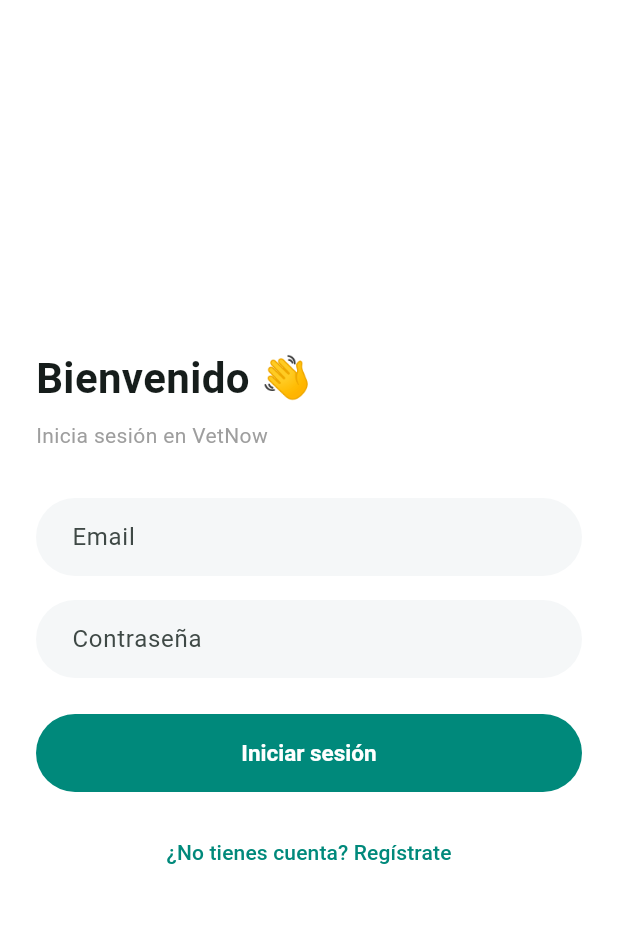
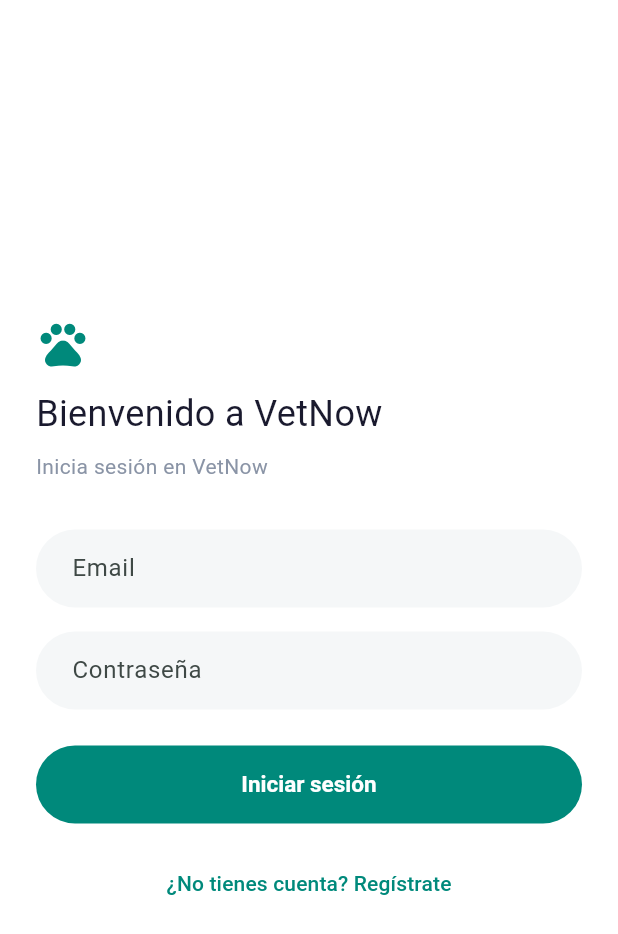
Before and after one commit to RobertoLeahu/vetnow, a Flutter app: the screen it shows after launch, on a phone screen of 412 x 824 dp. Shown: the top 934 px of the screen. Run offline on Flutter 3.47's test engine with Material 3 defaults, Android fonts, the phone set to English and light mode, and no system bars; our stand-ins replace equatable, flutter_dotenv, flutter_map, flutter_riverpod, geolocator, go_router and 4 more; accounts and stored records are empty.

Commit message:
Actualizar diseño de la pantalla de inicio de sesión:
- Se añade un ícono y un nuevo texto de bienvenida en `LoginScreen` para mejorar la experiencia visual.
- Se ajustan los estilos de texto utilizando `AppTheme` para mantener la coherencia en la interfaz.

```diff
--- a/lib/features/auth/ui/login_screen.dart
+++ b/lib/features/auth/ui/login_screen.dart
@@ -2,6 +2,7 @@
 import 'package:flutter_riverpod/flutter_riverpod.dart';
 import 'package:go_router/go_router.dart';
 import '../../../l10n/l10n_ext.dart';
+import '../../../app/theme.dart';
 import '../providers/auth_provider.dart';
 
 class LoginScreen extends ConsumerStatefulWidget {
@@ -46,11 +47,23 @@
             mainAxisAlignment: MainAxisAlignment.center,
             crossAxisAlignment: CrossAxisAlignment.start,
             children: [
-              Text(l10n.loginWelcome,
-                  style: const TextStyle(fontSize: 28, fontWeight: FontWeight.bold)),
+              const Icon(
+                Icons.pets_rounded,
+                size: 36,
+                color: AppTheme.primary,
+              ),
+              const SizedBox(height: 12),
+              const Text(
+                'Bienvenido a VetNow',
+                style: TextStyle(
+                  fontSize: 24,
+                  color: AppTheme.textPrimary,
+                  fontWeight: FontWeight.w400,
+                ),
+              ),
               const SizedBox(height: 8),
               Text(l10n.loginSubtitle,
-                  style: const TextStyle(color: Colors.grey)),
+                  style: const TextStyle(color: AppTheme.textSecondary)),
               const SizedBox(height: 32),
               TextField(
                 controller: _emailCtrl,
```
